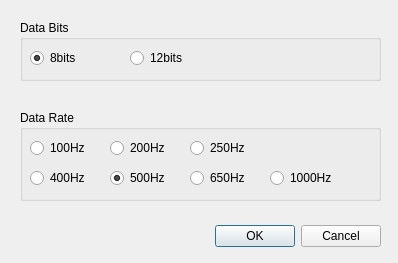
Qt form oym8CHWave/dialogdatasetting.ui (oymotion/oym8CHWave) before a commit.
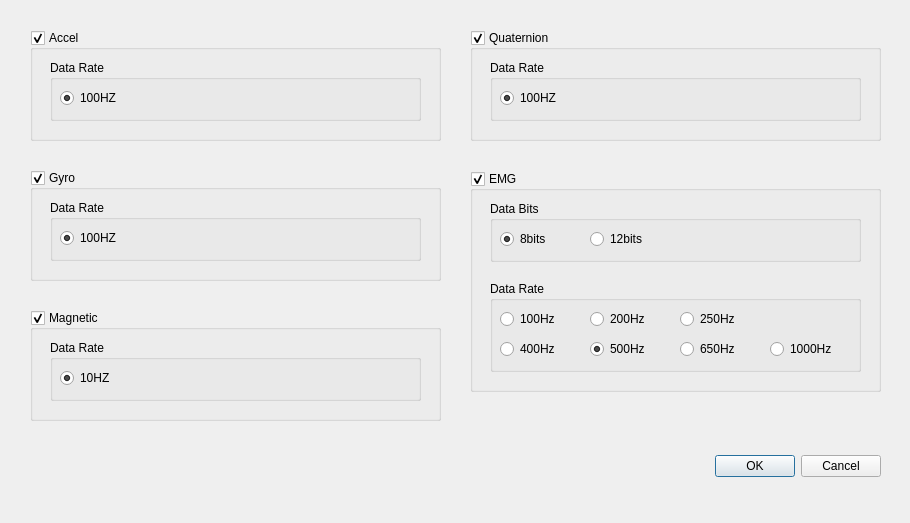
The same form after that commit.

Commit message: Added data switch; Added file saving for quaternion.

Diff of the .ui file:
```diff
--- a/oym8CHWave/dialogdatasetting.ui
+++ b/oym8CHWave/dialogdatasetting.ui
@@ -6,8 +6,8 @@
    <rect>
     <x>0</x>
     <y>0</y>
-    <width>398</width>
-    <height>263</height>
+    <width>910</width>
+    <height>523</height>
    </rect>
   </property>
   <property name="windowTitle">
@@ -16,9 +16,9 @@
   <widget class="QDialogButtonBox" name="buttonBox">
    <property name="geometry">
     <rect>
-     <x>150</x>
-     <y>220</y>
-     <width>231</width>
+     <x>680</x>
+     <y>450</y>
+     <width>201</width>
      <height>32</height>
     </rect>
    </property>
@@ -29,54 +29,27 @@
     <set>QDialogButtonBox::Cancel|QDialogButtonBox::Ok</set>
    </property>
   </widget>
-  <widget class="QGroupBox" name="groupBox_DataBits">
+  <widget class="QGroupBox" name="groupBox_EMG">
    <property name="geometry">
     <rect>
-     <x>20</x>
-     <y>20</y>
-     <width>361</width>
-     <height>61</height>
+     <x>470</x>
+     <y>171</y>
+     <width>411</width>
+     <height>221</height>
     </rect>
    </property>
    <property name="title">
-    <string>Data Bits</string>
+    <string>EMG</string>
    </property>
-   <widget class="QRadioButton" name="radioButton_12bit">
-    <property name="geometry">
-     <rect>
-      <x>110</x>
-      <y>30</y>
-      <width>91</width>
-      <height>16</height>
-     </rect>
-    </property>
-    <property name="text">
-     <string>12bits</string>
-    </property>
-   </widget>
-   <widget class="QRadioButton" name="radioButton_8bit">
-    <property name="geometry">
-     <rect>
-      <x>10</x>
-      <y>30</y>
-      <width>91</width>
-      <height>16</height>
-     </rect>
-    </property>
-    <property name="text">
-     <string>8bits</string>
-    </property>
-    <property name="checked">
+   <property name="checkable">
      <bool>true</bool>
     </property>
-   </widget>
-  </widget>
   <widget class="QGroupBox" name="groupBox_DataRate">
    <property name="geometry">
     <rect>
      <x>20</x>
      <y>110</y>
-     <width>361</width>
+      <width>371</width>
      <height>91</height>
     </rect>
    </property>
@@ -86,9 +59,9 @@
    <widget class="QRadioButton" name="radioButton_650Hz">
     <property name="geometry">
      <rect>
-      <x>170</x>
+       <x>190</x>
       <y>60</y>
-      <width>71</width>
+       <width>81</width>
       <height>16</height>
      </rect>
     </property>
@@ -99,9 +72,9 @@
    <widget class="QRadioButton" name="radioButton_500Hz">
     <property name="geometry">
      <rect>
-      <x>90</x>
+       <x>100</x>
       <y>60</y>
-      <width>71</width>
+       <width>81</width>
       <height>16</height>
      </rect>
     </property>
@@ -115,9 +88,9 @@
    <widget class="QRadioButton" name="radioButton_250Hz">
     <property name="geometry">
      <rect>
-      <x>170</x>
+       <x>190</x>
       <y>30</y>
-      <width>71</width>
+       <width>81</width>
       <height>16</height>
      </rect>
     </property>
@@ -130,7 +103,7 @@
      <rect>
       <x>10</x>
       <y>30</y>
-      <width>71</width>
+       <width>81</width>
       <height>16</height>
      </rect>
     </property>
@@ -141,9 +114,9 @@
    <widget class="QRadioButton" name="radioButton_200Hz">
     <property name="geometry">
      <rect>
-      <x>90</x>
+       <x>100</x>
       <y>30</y>
-      <width>71</width>
+       <width>81</width>
       <height>16</height>
      </rect>
     </property>
@@ -156,7 +129,7 @@
      <rect>
       <x>10</x>
       <y>60</y>
-      <width>71</width>
+       <width>81</width>
       <height>16</height>
      </rect>
     </property>
@@ -167,9 +140,9 @@
    <widget class="QRadioButton" name="radioButton_1000Hz">
     <property name="geometry">
      <rect>
-      <x>250</x>
+       <x>280</x>
       <y>60</y>
-      <width>71</width>
+       <width>91</width>
       <height>16</height>
      </rect>
     </property>
@@ -178,6 +151,235 @@
     </property>
    </widget>
   </widget>
+   <widget class="QGroupBox" name="groupBox_DataBits">
+    <property name="geometry">
+     <rect>
+      <x>20</x>
+      <y>30</y>
+      <width>371</width>
+      <height>61</height>
+     </rect>
+    </property>
+    <property name="title">
+     <string>Data Bits</string>
+    </property>
+    <widget class="QRadioButton" name="radioButton_12bit">
+     <property name="geometry">
+      <rect>
+       <x>100</x>
+       <y>30</y>
+       <width>91</width>
+       <height>16</height>
+      </rect>
+     </property>
+     <property name="text">
+      <string>12bits</string>
+     </property>
+    </widget>
+    <widget class="QRadioButton" name="radioButton_8bit">
+     <property name="geometry">
+      <rect>
+       <x>10</x>
+       <y>30</y>
+       <width>81</width>
+       <height>16</height>
+      </rect>
+     </property>
+     <property name="text">
+      <string>8bits</string>
+     </property>
+     <property name="checked">
+      <bool>true</bool>
+     </property>
+    </widget>
+   </widget>
+  </widget>
+  <widget class="QGroupBox" name="groupBox_Gyro">
+   <property name="geometry">
+    <rect>
+     <x>30</x>
+     <y>170</y>
+     <width>411</width>
+     <height>111</height>
+    </rect>
+   </property>
+   <property name="title">
+    <string>Gyro</string>
+   </property>
+   <property name="checkable">
+    <bool>true</bool>
+   </property>
+   <widget class="QGroupBox" name="groupBox_GyroDataRate">
+    <property name="geometry">
+     <rect>
+      <x>20</x>
+      <y>30</y>
+      <width>371</width>
+      <height>61</height>
+     </rect>
+    </property>
+    <property name="title">
+     <string>Data Rate</string>
+    </property>
+    <widget class="QRadioButton" name="radioButton_Gyro100HZ">
+     <property name="geometry">
+      <rect>
+       <x>10</x>
+       <y>30</y>
+       <width>91</width>
+       <height>16</height>
+      </rect>
+     </property>
+     <property name="text">
+      <string>100HZ</string>
+     </property>
+     <property name="checked">
+      <bool>true</bool>
+     </property>
+    </widget>
+   </widget>
+  </widget>
+  <widget class="QGroupBox" name="groupBox_Accel">
+   <property name="geometry">
+    <rect>
+     <x>30</x>
+     <y>30</y>
+     <width>411</width>
+     <height>111</height>
+    </rect>
+   </property>
+   <property name="title">
+    <string>Accel</string>
+   </property>
+   <property name="checkable">
+    <bool>true</bool>
+   </property>
+   <widget class="QGroupBox" name="groupBox_AccelDataRate">
+    <property name="geometry">
+     <rect>
+      <x>20</x>
+      <y>30</y>
+      <width>371</width>
+      <height>61</height>
+     </rect>
+    </property>
+    <property name="title">
+     <string>Data Rate</string>
+    </property>
+    <widget class="QRadioButton" name="radioButton_Accel100HZ">
+     <property name="geometry">
+      <rect>
+       <x>10</x>
+       <y>30</y>
+       <width>91</width>
+       <height>16</height>
+      </rect>
+     </property>
+     <property name="text">
+      <string>100HZ</string>
+     </property>
+     <property name="checked">
+      <bool>true</bool>
+     </property>
+    </widget>
+   </widget>
+  </widget>
+  <widget class="QGroupBox" name="groupBox_Magnetic">
+   <property name="geometry">
+    <rect>
+     <x>30</x>
+     <y>310</y>
+     <width>411</width>
+     <height>111</height>
+    </rect>
+   </property>
+   <property name="title">
+    <string>Magnetic</string>
+   </property>
+   <property name="checkable">
+    <bool>true</bool>
+   </property>
+   <widget class="QGroupBox" name="groupBox_MagneticDataRate">
+    <property name="geometry">
+     <rect>
+      <x>20</x>
+      <y>30</y>
+      <width>371</width>
+      <height>61</height>
+     </rect>
+    </property>
+    <property name="title">
+     <string>Data Rate</string>
+    </property>
+    <widget class="QRadioButton" name="radioButton_Magnetic10HZ">
+     <property name="geometry">
+      <rect>
+       <x>10</x>
+       <y>30</y>
+       <width>91</width>
+       <height>16</height>
+      </rect>
+     </property>
+     <property name="text">
+      <string>10HZ</string>
+     </property>
+     <property name="checked">
+      <bool>true</bool>
+     </property>
+    </widget>
+   </widget>
+  </widget>
+  <widget class="QGroupBox" name="groupBox_Quaternion">
+   <property name="geometry">
+    <rect>
+     <x>470</x>
+     <y>30</y>
+     <width>411</width>
+     <height>111</height>
+    </rect>
+   </property>
+   <property name="title">
+    <string>Quaternion</string>
+   </property>
+   <property name="checkable">
+    <bool>true</bool>
+   </property>
+   <widget class="QGroupBox" name="groupBox_QuaternionDataRate">
+    <property name="geometry">
+     <rect>
+      <x>20</x>
+      <y>30</y>
+      <width>371</width>
+      <height>61</height>
+     </rect>
+    </property>
+    <property name="title">
+     <string>Data Rate</string>
+    </property>
+    <widget class="QRadioButton" name="radioButton_Quaternion100HZ">
+     <property name="geometry">
+      <rect>
+       <x>10</x>
+       <y>30</y>
+       <width>91</width>
+       <height>16</height>
+      </rect>
+     </property>
+     <property name="text">
+      <string>100HZ</string>
+     </property>
+     <property name="checked">
+      <bool>true</bool>
+     </property>
+    </widget>
+   </widget>
+  </widget>
+  <zorder>groupBox_Quaternion</zorder>
+  <zorder>groupBox_Magnetic</zorder>
+  <zorder>groupBox_EMG</zorder>
+  <zorder>buttonBox</zorder>
+  <zorder>groupBox_Gyro</zorder>
+  <zorder>groupBox_Accel</zorder>
  </widget>
  <tabstops>
   <tabstop>radioButton_8bit</tabstop>
```
Left out of the diff: 9 changed lines with no effect on the pictures. Lines whose indentation alone changed are shown as unchanged. The commit also changes 9 other files.
